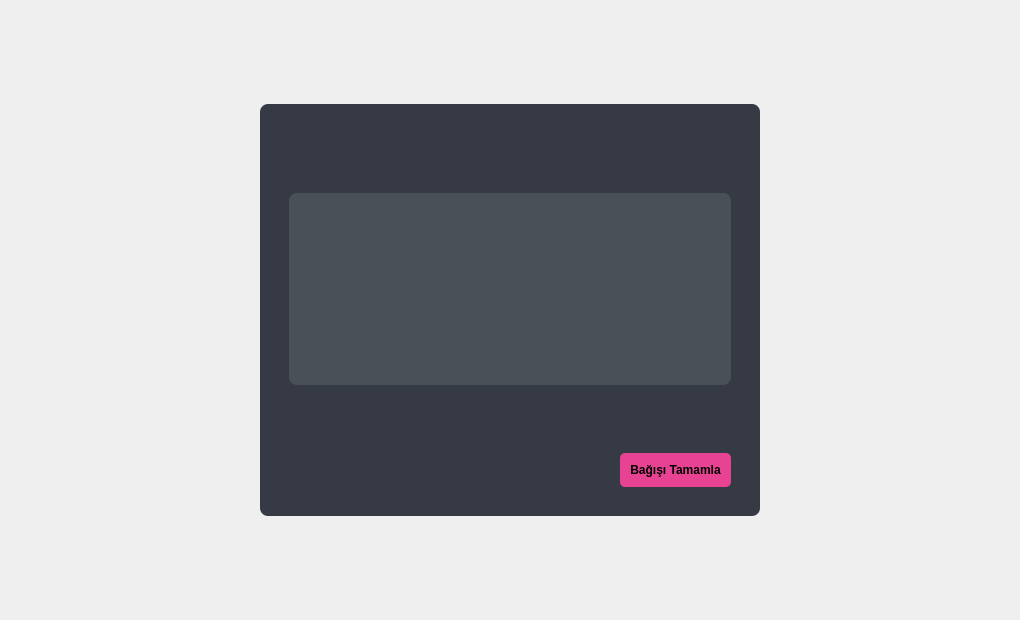
Old version of the form Widgets/Bagis/bagiswidget.ui in the repository pSado14/Techbench_.
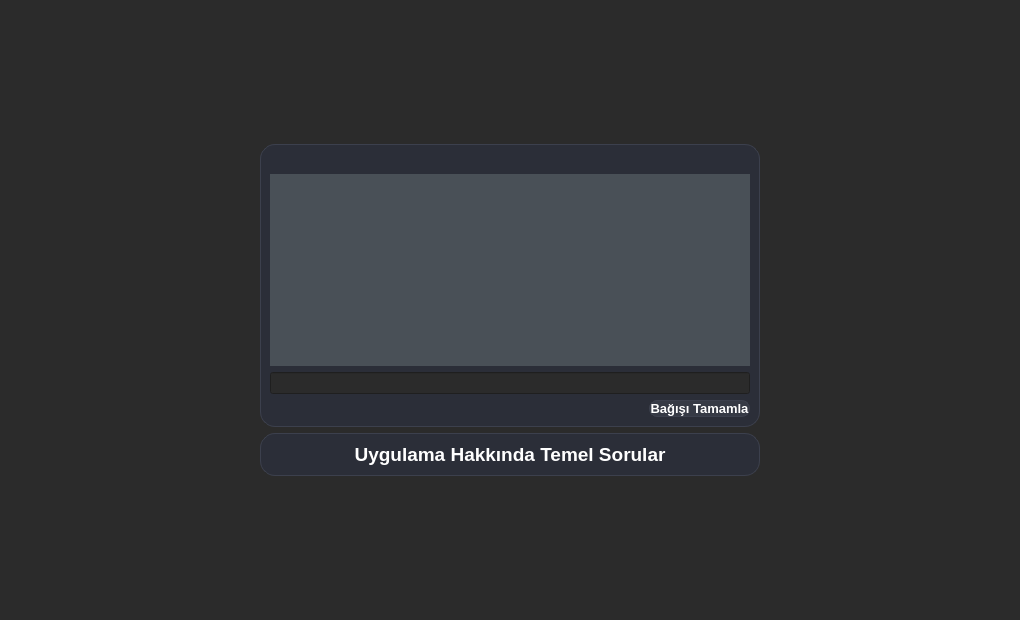
New version of the form.

```diff
--- a/Widgets/Bagis/bagiswidget.ui
+++ b/Widgets/Bagis/bagiswidget.ui
@@ -13,7 +13,25 @@
   <property name="windowTitle">
    <string>Form</string>
   </property>
-  <layout class="QVBoxLayout" name="bagis_kismi_verticalLayout_ana">
+  <property name="styleSheet">
+   <string notr="true">background-color: #2b2b2b; color: white; font-family: 'Segoe UI', sans-serif;</string>
+  </property>
+  <widget class="QFrame" name="bagis_ana_frame">
+   <property name="geometry">
+    <rect>
+     <x>10</x>
+     <y>10</y>
+     <width>1000</width>
+     <height>600</height>
+    </rect>
+   </property>
+   <property name="styleSheet">
+    <string notr="true">#bagis_ana_frame {
+    background-color: #2b2b2b;
+    border: none;
+}</string>
+   </property>
+   <layout class="QVBoxLayout" name="verticalLayout_main">
    <item>
     <spacer name="verticalSpacer_ust_bagis">
      <property name="orientation">
@@ -45,10 +63,12 @@
       </size>
      </property>
      <property name="styleSheet">
-      <string notr="true">background-color: #363a45; border-radius: 8px; padding: 20px;</string>
-     </property>
-     <property name="inputMethodHints">
-      <set>Qt::InputMethodHint::ImhNone</set>
+       <string notr="true">#bagis_kismi_form_frame {
+    background-color: #2b2e38;
+    border-radius: 15px;
+    border: 1px solid #3c404d;
+}
+QLabel { background-color: transparent; color: #ffffff; }</string>
      </property>
      <property name="frameShadow">
       <enum>QFrame::Shadow::Sunken</enum>
@@ -81,7 +101,18 @@
       <item alignment="Qt::AlignmentFlag::AlignRight">
        <widget class="QPushButton" name="bagis_yap_butonu_sayfa_2">
         <property name="styleSheet">
-         <string notr="true">background-color: #e84393; border-radius: 5px; padding: 10px; font-weight: bold;</string>
+           <string notr="true">QPushButton {
+    background-color: #363a45;
+    color: white;
+    border: 1px solid #3c404d;
+    border-radius: 8px;
+    font-weight: bold;
+    font-size: 13px;
+}
+QPushButton:hover {
+    background-color: #4facfe;
+    border: 1px solid #4facfe;
+}</string>
         </property>
         <property name="text">
          <string>Bağışı Tamamla</string>
@@ -91,6 +122,36 @@
      </layout>
     </widget>
    </item>
+    <item alignment="Qt::AlignmentFlag::AlignHCenter">
+     <widget class="QFrame" name="info_frame">
+      <property name="minimumSize">
+       <size>
+        <width>500</width>
+        <height>0</height>
+       </size>
+      </property>
+      <property name="styleSheet">
+       <string notr="true">#info_frame {
+    background-color: #2b2e38;
+    border-radius: 15px;
+    border: 1px solid #3c404d;
+}
+QLabel { background-color: transparent; color: #ffffff; }</string>
+      </property>
+      <layout class="QVBoxLayout" name="verticalLayout_info">
+       <item>
+        <widget class="QLabel" name="info_baslik">
+         <property name="text">
+          <string>&lt;html&gt;&lt;head/&gt;&lt;body&gt;&lt;p&gt;&lt;span style=&quot; font-size:14pt; font-weight:600; color:#ffffff;&quot;&gt;Uygulama Hakkında Temel Sorular&lt;/span&gt;&lt;/p&gt;&lt;/body&gt;&lt;/html&gt;</string>
+         </property>
+         <property name="alignment">
+          <set>Qt::AlignCenter</set>
+         </property>
+        </widget>
+       </item>
+      </layout>
+     </widget>
+    </item>
    <item>
     <spacer name="verticalSpacer_3">
      <property name="orientation">
@@ -105,6 +166,7 @@
     </spacer>
    </item>
   </layout>
+  </widget>
  </widget>
  <resources/>
  <connections/>
```
Lines whose indentation alone changed are shown as unchanged.
